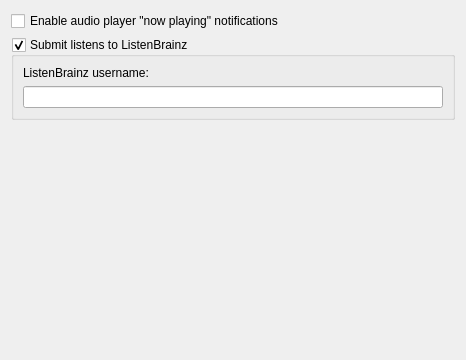
This is ui/options_player.ui in metabrainz/picard as Qt 5 draws it before an edit. The edited form follows.
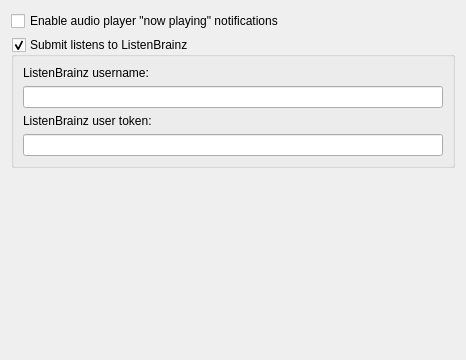
This is the edited form.

Commit message: PICARD-2982: Added LB user token option

What changed in the file:
```diff
--- a/ui/options_player.ui
+++ b/ui/options_player.ui
@@ -47,6 +47,23 @@
         </property>
        </widget>
       </item>
+      <item>
+       <widget class="QLabel" name="listenbrainz_token_label">
+        <property name="text">
+         <string>ListenBrainz user token:</string>
+        </property>
+        <property name="buddy">
+         <cstring>listenbrainz_token</cstring>
+        </property>
+       </widget>
+      </item>
+      <item>
+       <widget class="QLineEdit" name="listenbrainz_token">
+        <property name="accessibleDescription">
+         <string>ListenBrainz user token</string>
+        </property>
+       </widget>
+      </item>
      </layout>
     </widget>
    </item>
```
The commit also changes 3 other files.
